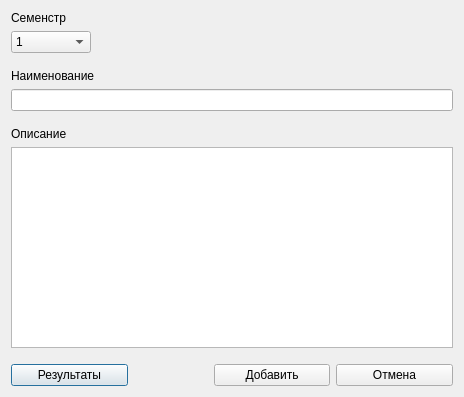
7enSmile/clientVKR, file ui/insertdiscipline.ui: the form before one commit.
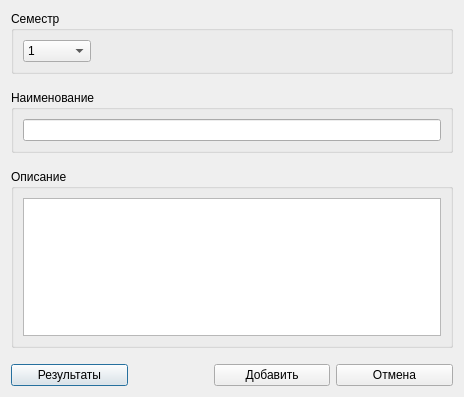
The form after the commit.

Diff of the .ui file:
```diff
--- a/ui/insertdiscipline.ui
+++ b/ui/insertdiscipline.ui
@@ -15,14 +15,13 @@
   </property>
   <layout class="QVBoxLayout" name="verticalLayout_4">
    <item>
-    <layout class="QVBoxLayout" name="verticalLayout_3">
-     <item>
-      <widget class="QLabel" name="label_3">
-       <property name="text">
-        <string>Семенстр</string>
-       </property>
-      </widget>
-     </item>
+    <widget class="QGroupBox" name="groupBox">
+     <property name="title">
+      <string>Семестр</string>
+     </property>
+     <layout class="QHBoxLayout" name="horizontalLayout_2">
+      <item>
+       <layout class="QHBoxLayout" name="horizontalLayout_5">
      <item>
       <widget class="QComboBox" name="comboBox">
        <property name="maximumSize">
@@ -83,7 +82,26 @@
        </item>
       </widget>
      </item>
-    </layout>
+        <item>
+         <spacer name="horizontalSpacer_2">
+          <property name="orientation">
+           <enum>Qt::Horizontal</enum>
+          </property>
+          <property name="sizeType">
+           <enum>QSizePolicy::Fixed</enum>
+          </property>
+          <property name="sizeHint" stdset="0">
+           <size>
+            <width>350</width>
+            <height>20</height>
+           </size>
+          </property>
+         </spacer>
+        </item>
+       </layout>
+      </item>
+     </layout>
+    </widget>
    </item>
    <item>
     <spacer name="verticalSpacer_3">
@@ -102,18 +120,16 @@
     </spacer>
    </item>
    <item>
-    <layout class="QVBoxLayout" name="verticalLayout">
-     <item>
-      <widget class="QLabel" name="label">
-       <property name="text">
+    <widget class="QGroupBox" name="groupBox_2">
+     <property name="title">
         <string>Наименование</string>
        </property>
-      </widget>
-     </item>
+     <layout class="QHBoxLayout" name="horizontalLayout_3">
      <item>
       <widget class="QLineEdit" name="lineEditName"/>
      </item>
     </layout>
+    </widget>
    </item>
    <item>
     <spacer name="verticalSpacer_2">
@@ -132,18 +148,20 @@
     </spacer>
    </item>
    <item>
-    <layout class="QVBoxLayout" name="verticalLayout_2">
-     <item>
-      <widget class="QLabel" name="label_2">
-       <property name="text">
+    <widget class="QGroupBox" name="groupBox_3">
+     <property name="title">
         <string>Описание</string>
        </property>
-      </widget>
-     </item>
+     <layout class="QHBoxLayout" name="horizontalLayout_4">
+      <item>
+       <layout class="QVBoxLayout" name="verticalLayout_2">
      <item>
       <widget class="QPlainTextEdit" name="plainTextEditDescription"/>
      </item>
     </layout>
+      </item>
+     </layout>
+    </widget>
    </item>
    <item>
     <spacer name="verticalSpacer">
```
Lines whose indentation alone changed are shown as unchanged.
